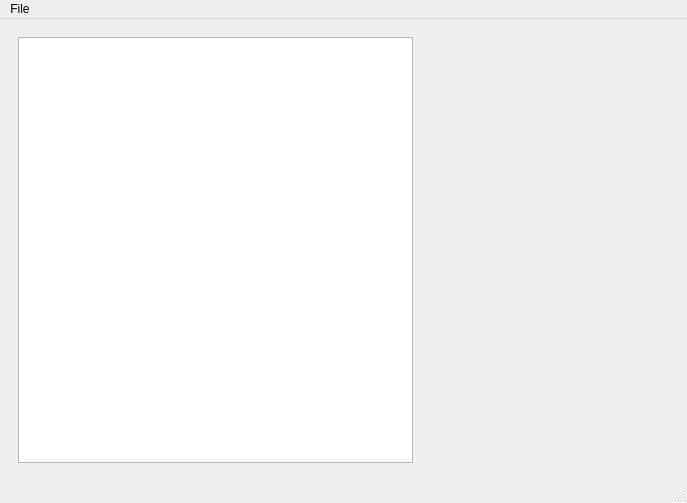
First picture: the form in forms/mainwindow.ui, repository juniornascimento/spaceship-control, before the edit.
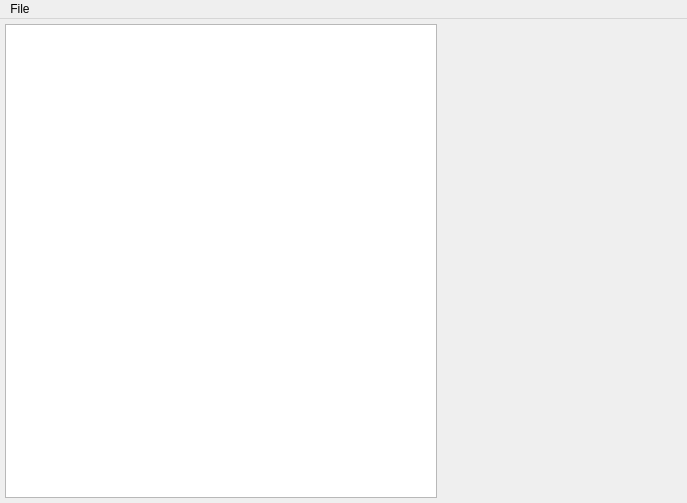
Second picture: the form after the edit.

Commit message: interface slightly modified

What changed in the file:
```diff
--- a/forms/mainwindow.ui
+++ b/forms/mainwindow.ui
@@ -21,6 +21,21 @@
   </property>
   <widget class="QWidget" name="centralwidget">
    <layout class="QHBoxLayout" name="horizontalLayout">
+    <property name="spacing">
+     <number>0</number>
+    </property>
+    <property name="leftMargin">
+     <number>5</number>
+    </property>
+    <property name="topMargin">
+     <number>5</number>
+    </property>
+    <property name="rightMargin">
+     <number>0</number>
+    </property>
+    <property name="bottomMargin">
+     <number>5</number>
+    </property>
     <item>
      <widget class="QWidget" name="widget" native="true">
       <property name="sizePolicy">
@@ -36,9 +51,24 @@
        </size>
       </property>
       <layout class="QHBoxLayout" name="horizontalLayout_2">
+       <property name="spacing">
+        <number>0</number>
+       </property>
        <property name="sizeConstraint">
         <enum>QLayout::SetDefaultConstraint</enum>
        </property>
+       <property name="leftMargin">
+        <number>0</number>
+       </property>
+       <property name="topMargin">
+        <number>0</number>
+       </property>
+       <property name="rightMargin">
+        <number>0</number>
+       </property>
+       <property name="bottomMargin">
+        <number>0</number>
+       </property>
        <item>
         <widget class="QGraphicsView" name="view">
          <property name="minimumSize">
@@ -96,7 +126,6 @@
    </widget>
    <addaction name="menuFile"/>
   </widget>
-  <widget class="QStatusBar" name="statusbar"/>
   <action name="actionLoadScenario">
    <property name="text">
     <string>Load Scenario</string>
```
The commit also changes 1 other file.
